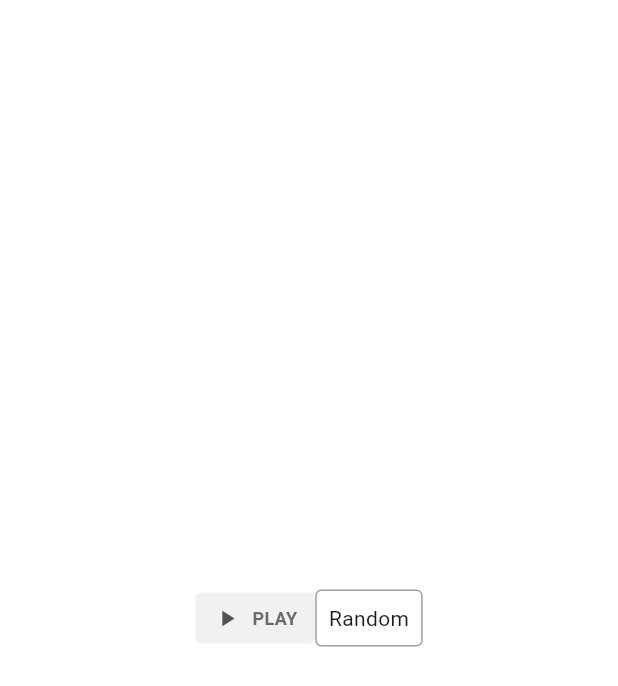
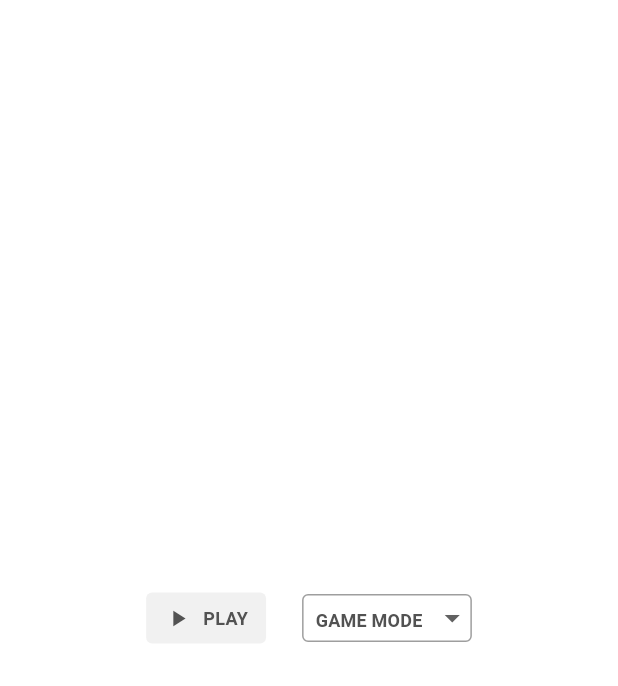
Before and after one commit to ashtondunderdale/terrae, a Flutter app: the screen it shows after launch, on a phone screen of 412 x 824 dp. Shown: the top 686 px of the screen. Run offline on Flutter 3.47's test engine with Material 3 defaults, Android fonts, the phone set to English and light mode, and no system bars; network calls fail.

Commit message:
added globals, custom dropdown

```diff
--- /dev/null
+++ b/terrae/lib/globals.dart
@@ -0,0 +1,9 @@
+import 'package:flutter/material.dart';
+
+Color defaultGrey = const Color.fromARGB(255, 82, 82, 82);
+
+TextStyle defaultPlainText = TextStyle(
+  color: defaultGrey,
+  fontSize: 12,
+  fontWeight: FontWeight.bold
+);
--- a/terrae/lib/quiz/common/terrae_button.dart
+++ b/terrae/lib/quiz/common/terrae_button.dart
@@ -69,7 +69,7 @@ class _TerraeButtonState extends State<TerraeButton> {
                 Text(
                   widget.text,
                   style: const TextStyle(
-                    color: Color.fromARGB(255, 107, 107, 107),
+                    color: Color.fromARGB(255, 82, 82, 82),
                     fontSize: 12,
                     fontWeight: FontWeight.bold,
                   ),
--- a/terrae/lib/quiz/common/terrae_dropdown.dart
+++ b/terrae/lib/quiz/common/terrae_dropdown.dart
@@ -1,7 +1,9 @@
 import 'package:flutter/material.dart';
 
+import '../../globals.dart';
+
 class TerraeDropdown extends StatefulWidget {
-  const TerraeDropdown({Key? key, required this.items, required this.onSelected});
+  const TerraeDropdown({super.key, required this.items, required this.onSelected});
 
   final List<String> items;
   final Function(String) onSelected;
@@ -11,67 +13,37 @@ class TerraeDropdown extends StatefulWidget {
 }
 
 class _TerraeDropdownState extends State<TerraeDropdown> {
-  late String _selectedItem;
-  late OverlayEntry _overlayEntry;
-
-  @override
-  void initState() {
-    super.initState();
-    _selectedItem = widget.items.first;
-    _overlayEntry = OverlayEntry(builder: (context) => _buildDropdownMenu());
-  }
+  String? _selectedItem;
 
   @override
   Widget build(BuildContext context) {
-    return GestureDetector(
-      onTap: () {
-        Overlay.of(context)?.insert(_overlayEntry);
-      },
-      child: Container(
-        decoration: BoxDecoration(
-          border: Border.all(color: Colors.grey),
-          borderRadius: BorderRadius.circular(4),
+    return Container(
+      height: 32,
+      decoration: BoxDecoration(
+        border: Border.all(color: Colors.grey),
+        borderRadius: BorderRadius.circular(4)
+      ),
+      child: DropdownButton<String>(
+        hint: Padding(
+          padding: const EdgeInsets.all(8),
+          child: Text("GAME MODE", style: defaultPlainText),
         ),
-        padding: EdgeInsets.all(8),
-        child: Text(_selectedItem),
-      ),
-    );
-  }
-
-  Widget _buildDropdownMenu() {
-    return Positioned(
-      width: MediaQuery.of(context).size.width,
-      child: Material(
-        color: Colors.transparent,
-        child: GestureDetector(
-          onTap: () {
-            _overlayEntry.remove();
-          },
-          child: Container(
-            padding: EdgeInsets.all(8),
-            color: Colors.white,
-            child: ListView.builder(
-              shrinkWrap: true,
-              itemCount: widget.items.length,
-              itemBuilder: (context, index) {
-                final item = widget.items[index];
-                return GestureDetector(
-                  onTap: () {
-                    setState(() {
-                      _selectedItem = item;
-                    });
-                    _overlayEntry.remove();
-                    widget.onSelected(item);
-                  },
-                  child: Container(
-                    padding: EdgeInsets.symmetric(vertical: 8),
-                    child: Text(item),
-                  ),
-                );
-              },
+        underline: const SizedBox() ,
+        dropdownColor: Colors.white,
+        value: _selectedItem,
+        items: widget.items.map((String item) {
+          return DropdownMenuItem<String>(
+            value: item,
+            child: Padding(
+              padding: const EdgeInsets.only(left: 8, right: 8),
+              child: Text(item, style: defaultPlainText),
             ),
-          ),
-        ),
+          );
+        }).toList(),
+        onChanged: (newItem) {
+          setState(() => _selectedItem = newItem!);
+          widget.onSelected(newItem!);
+        },
       ),
     );
   }
--- a/terrae/lib/quiz/quiz.dart
+++ b/terrae/lib/quiz/quiz.dart
@@ -41,11 +41,14 @@ class _QuizState extends State<Quiz> {
               },
             ),
           ),
-          TerraeDropdown(
-            items: const ["Random", "Timed", "Practice"],
-            onSelected: (item) {
+          Padding(
+            padding: const EdgeInsets.only(left: 24),
+            child: TerraeDropdown(
+              items: const ["RANDOM", "TIMED", "PRACTICE"],
+              onSelected: (item) {
 
-            }
+              }
+            ),
           )
         ],
       ),
```
